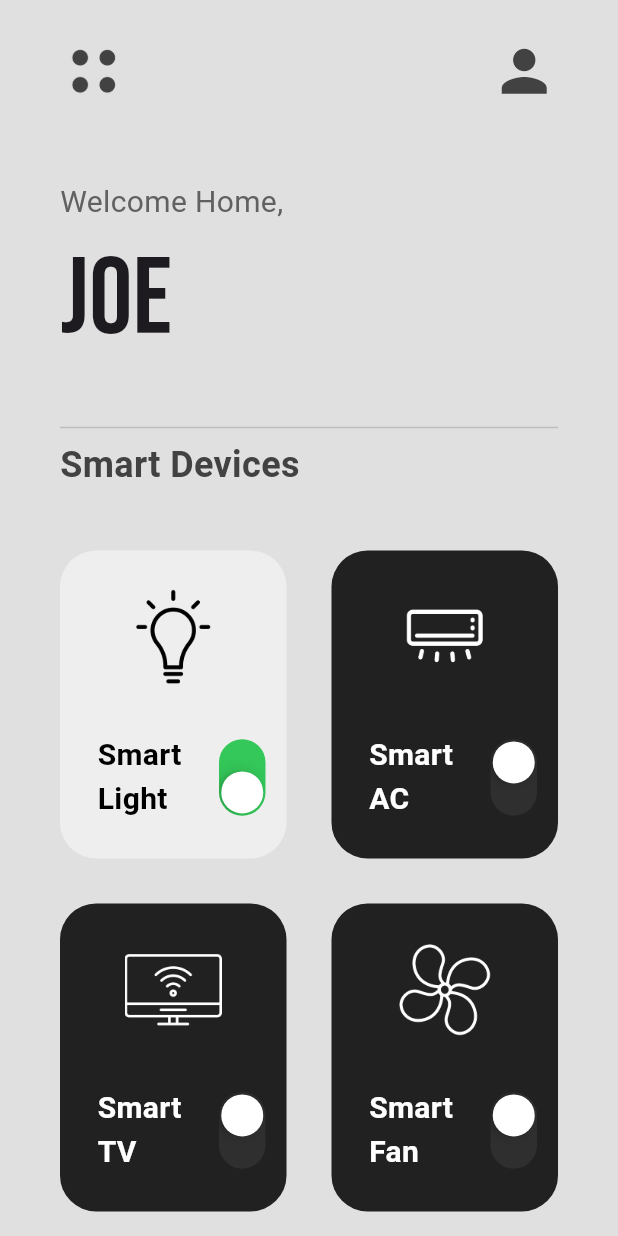
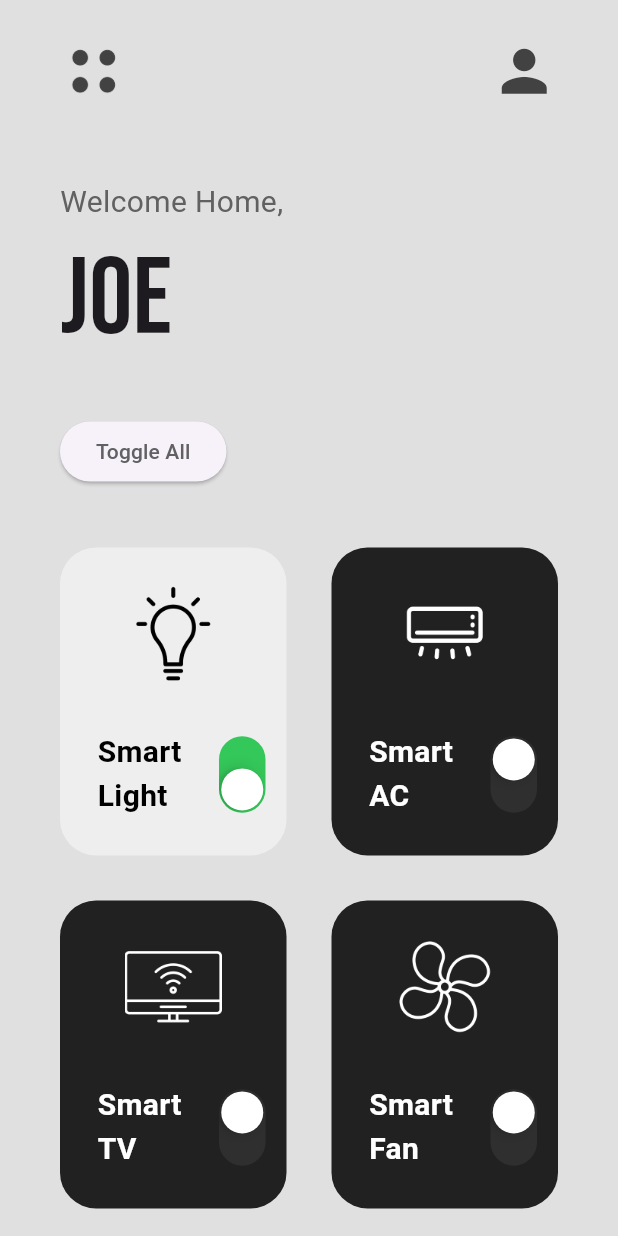
Before and after one commit to JoeDareZone/smarty-pants, a Flutter app: the screen it shows after launch, on a phone screen of 412 x 824 dp. Run offline on Flutter 3.47's test engine with Material 3 defaults, Android fonts, the phone set to English and light mode, and no system bars; our stand-ins replace google_fonts.

Commit message:
feat: :sparkles: Add provider and smart device state

```diff
--- a/lib/pages/home_page.dart
+++ b/lib/pages/home_page.dart
@@ -1,35 +1,17 @@
 import 'package:flutter/material.dart';
 import 'package:google_fonts/google_fonts.dart';
+import 'package:provider/provider.dart';
 import 'package:smarty_pants/util/smart_device_box.dart';
 
-class HomePage extends StatefulWidget {
+import '../smart_device_state.dart';
+
+class HomePage extends StatelessWidget {
   const HomePage({super.key});
 
   @override
-  State<HomePage> createState() => _HomePageState();
-}
+  Widget build(BuildContext context) {
+    final smartDeviceState = Provider.of<SmartDeviceState>(context);
 
-class _HomePageState extends State<HomePage> {
-  // padding constants
-  final double horizontalPadding = 40;
-  final double verticalPadding = 25;
-
-  // list of smart devices
-  List mySmartDevices = [
-    ["Smart Light", "lib/icons/lightbulb.png", true],
-    ["Smart AC", "lib/icons/aircon.png", false],
-    ["Smart TV", "lib/icons/tv.png", false],
-    ["Smart Fan", "lib/icons/fan.png", false]
-  ];
-
-  void powerSwitchChanged(bool val, int index) => {
-        setState(() {
-          mySmartDevices[index][2] = val;
-        })
-      };
-
-  @override
-  Widget build(BuildContext context) {
     return Scaffold(
       backgroundColor: Colors.grey[300],
       body: SafeArea(
@@ -37,10 +19,7 @@ class _HomePageState extends State<HomePage> {
           crossAxisAlignment: CrossAxisAlignment.start,
           children: [
             Padding(
-              padding: EdgeInsets.symmetric(
-                horizontal: horizontalPadding,
-                vertical: verticalPadding,
-              ),
+              padding: const EdgeInsets.symmetric(horizontal: 40, vertical: 25),
               child: Row(
                 mainAxisAlignment: MainAxisAlignment.spaceBetween,
                 children: [
@@ -59,7 +38,7 @@ class _HomePageState extends State<HomePage> {
             ),
             const SizedBox(height: 25),
             Padding(
-                padding: EdgeInsets.symmetric(horizontal: horizontalPadding),
+              padding: const EdgeInsets.symmetric(horizontal: 40),
               child: Column(
                 crossAxisAlignment: CrossAxisAlignment.start,
                 children: [
@@ -69,37 +48,48 @@ class _HomePageState extends State<HomePage> {
                   ),
                   Text("JOE", style: GoogleFonts.bebasNeue(fontSize: 72)),
                 ],
-                )),
+              ),
+            ),
             const SizedBox(height: 25),
             Padding(
-                padding: EdgeInsets.symmetric(horizontal: horizontalPadding),
-                child: Divider(color: Colors.grey[400], thickness: 1)),
-            Padding(
-                padding: EdgeInsets.symmetric(horizontal: horizontalPadding),
+              padding: const EdgeInsets.symmetric(horizontal: 40),
+              child: ElevatedButton(
+                onPressed: () {
+                  final allOn = smartDeviceState.mySmartDevices
+                      .any((device) => !device[2]);
+                  smartDeviceState.toggleAllDevices(allOn);
+                },
                 child: Text(
-                  "Smart Devices",
-                  style: TextStyle(
-                      fontWeight: FontWeight.bold,
-                      fontSize: 24,
-                      color: Colors.grey[800]),
-                )),
+                  "Toggle All",
+                  style: TextStyle(fontSize: 14, color: Colors.grey[700]),
+                ),
+              ),
+            ),
             Expanded(
               child: GridView.builder(
                 physics: NeverScrollableScrollPhysics(),
-                    itemCount: mySmartDevices.length,
+                itemCount: smartDeviceState.mySmartDevices.length,
                 padding: const EdgeInsets.all(25),
-                    gridDelegate:
-                        const SliverGridDelegateWithFixedCrossAxisCount(
-                            crossAxisCount: 2, childAspectRatio: 1 / 1.3),
+                gridDelegate: const SliverGridDelegateWithFixedCrossAxisCount(
+                  crossAxisCount: 2,
+                  childAspectRatio: 1 / 1.3,
+                ),
                 itemBuilder: (context, index) {
+                  final device = smartDeviceState.mySmartDevices[index];
                   return SmartDeviceBox(
-                        smartDeviceName: mySmartDevices[index][0],
-                        iconPath: mySmartDevices[index][1],
-                        powerOn: mySmartDevices[index][2],
-                        onChanged: (val) => powerSwitchChanged(val, index),
+                    smartDeviceName: device[0],
+                    iconPath: device[1],
+                    powerOn: device[2],
+                    onChanged: (val) {
+                      smartDeviceState.toggleDevicePower(index, val);
+                    },
                   );
-                    }))
+                },
+              ),
+            ),
           ],
-        )));
+        ),
+      ),
+    );
   }
 }
--- /dev/null
+++ b/lib/smart_device_state.dart
@@ -0,0 +1,22 @@
+import 'package:flutter/material.dart';
+
+class SmartDeviceState extends ChangeNotifier {
+  List<List<dynamic>> mySmartDevices = [
+    ["Smart Light", "lib/icons/lightbulb.png", true],
+    ["Smart AC", "lib/icons/aircon.png", false],
+    ["Smart TV", "lib/icons/tv.png", false],
+    ["Smart Fan", "lib/icons/fan.png", false],
+  ];
+
+  void toggleDevicePower(int index, bool value) {
+    mySmartDevices[index][2] = value;
+    notifyListeners();
+  }
+
+  void toggleAllDevices(bool value) {
+    for (var device in mySmartDevices) {
+      device[2] = value;
+    }
+    notifyListeners();
+  }
+}
--- a/pubspec.yaml
+++ b/pubspec.yaml
@@ -35,6 +35,7 @@ dependencies:
     # Use with the CupertinoIcons class for iOS style icons.
     cupertino_icons: ^1.0.8
     google_fonts: ^6.2.1
+    provider: ^6.1.2
 
 dev_dependencies:
     flutter_test:
```
Also changed, not shown: lib/main.dart (+11 -5 lines), pubspec.lock. Lines whose indentation alone changed are shown as unchanged.
